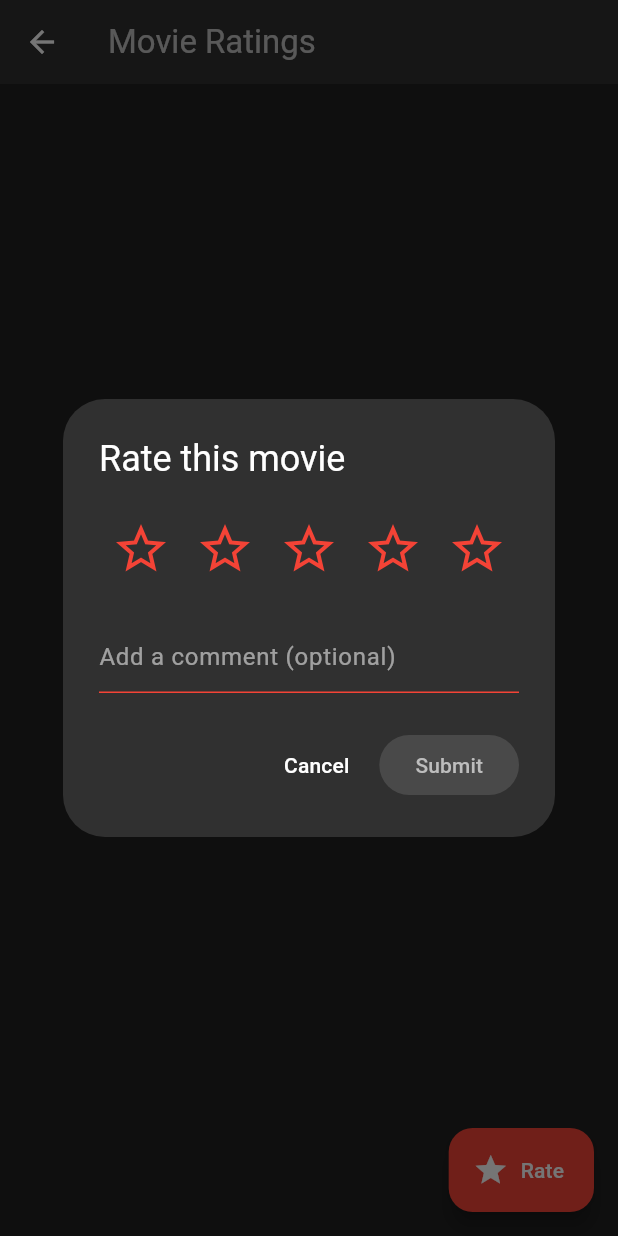
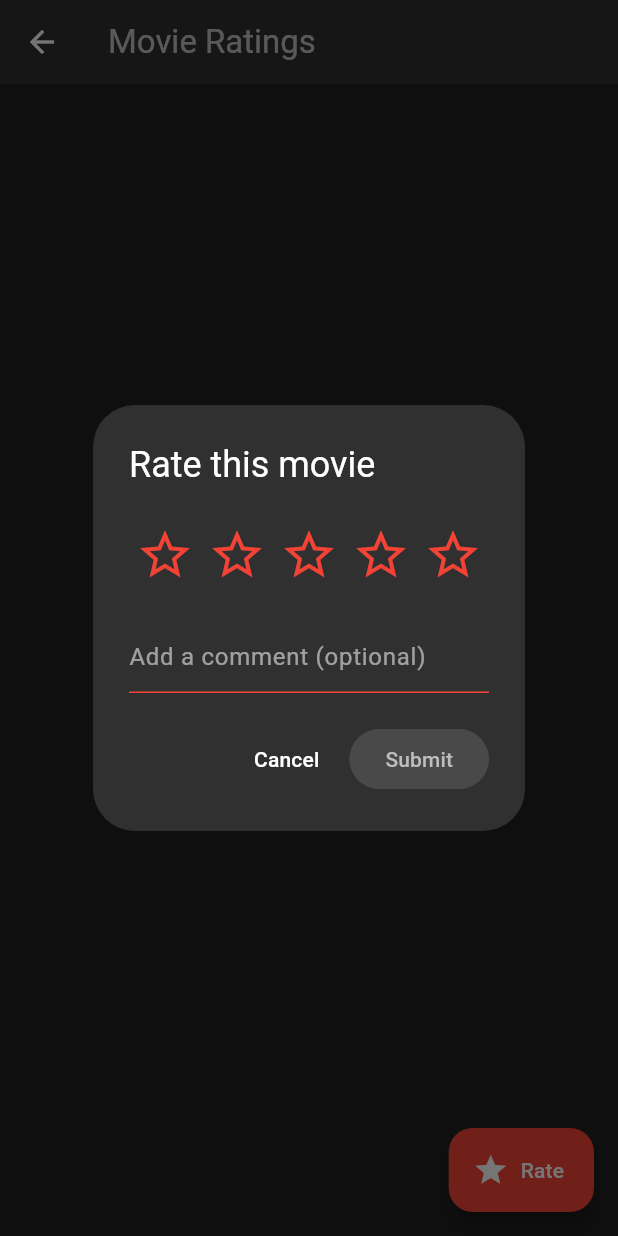
Before and after one commit to NedzmijaMuminovic/CinemaNow, a Flutter app: the MovieRatingsScreen screen opened directly with empty values, after a tap on "Rate", on a phone screen of 412 x 824 dp. Run offline on Flutter 3.47's test engine with Material 3 defaults, Android fonts, the phone set to English and light mode, and no system bars; our stand-ins replace fl_chart, flutter_dotenv, image_picker, multi_select_flutter, pdf, printing and 1 more; missing offline and left inert: flutter_stripe; accounts and stored records are empty; network calls fail.

Commit message:
update ui

```diff
--- a/CinemaNow/CinemaNow.API/Properties/launchSettings.json
+++ b/CinemaNow/CinemaNow.API/Properties/launchSettings.json
@@ -8,7 +8,7 @@
         "ASPNETCORE_ENVIRONMENT": "Development"
       },
       "dotnetRunMessages": true,
-      "applicationUrl": "http://localhost:5199"
+      "applicationUrl": "http://0.0.0.0:5199"
     },
     "https": {
       "commandName": "Project",
--- a/CinemaNow/UI/cinemanow_desktop/lib/screens/login_screen.dart
+++ b/CinemaNow/UI/cinemanow_desktop/lib/screens/login_screen.dart
@@ -169,7 +169,7 @@ class _LoginPageState extends State<LoginPage> {
                               ),
                             ),
                           ),
-                          const SizedBox(height: 10.0),
+                          const SizedBox(height: 20.0),
                           Row(
                             mainAxisAlignment: MainAxisAlignment.center,
                             children: [
--- a/CinemaNow/UI/cinemanow_mobile/lib/providers/base_provider.dart
+++ b/CinemaNow/UI/cinemanow_mobile/lib/providers/base_provider.dart
@@ -100,7 +100,7 @@ abstract class BaseProvider<T> with ChangeNotifier {
     } else if (response.statusCode == 401) {
       throw Exception("Unauthorized");
     } else {
-      throw Exception("Something bad happened, please try again");
+      throw Exception("Error ${response.statusCode}: ${response.reasonPhrase}");
     }
   }
 
--- a/CinemaNow/UI/cinemanow_mobile/lib/screens/login_screen.dart
+++ b/CinemaNow/UI/cinemanow_mobile/lib/screens/login_screen.dart
@@ -170,7 +170,7 @@ class _LoginPageState extends State<LoginPage> {
                               ),
                             ),
                           ),
-                          const SizedBox(height: 10.0),
+                          const SizedBox(height: 20.0),
                           Row(
                             mainAxisAlignment: MainAxisAlignment.center,
                             children: [
--- a/CinemaNow/UI/cinemanow_mobile/lib/screens/movie_ratings_screen.dart
+++ b/CinemaNow/UI/cinemanow_mobile/lib/screens/movie_ratings_screen.dart
@@ -52,7 +52,15 @@ class _MovieRatingsScreenState extends State<MovieRatingsScreen> {
     try {
       final ratingProvider = context.read<RatingProvider>();
       final ratings = await ratingProvider.getByMovieId(widget.movieId);
-      return ratings..sort((a, b) => b.id!.compareTo(a.id!));
+      final currentUserId = AuthProvider.userId;
+
+      ratings.sort((a, b) {
+        if (a.userId == currentUserId) return -1;
+        if (b.userId == currentUserId) return 1;
+        return b.id!.compareTo(a.id!);
+      });
+
+      return ratings;
     } catch (e) {
       return [];
     }
@@ -200,16 +208,26 @@ class _MovieRatingsScreenState extends State<MovieRatingsScreen> {
                             child: Column(
                               crossAxisAlignment: CrossAxisAlignment.start,
                               children: [
-                                Row(children: [
-                                  Text(
+                                Row(
+                                  crossAxisAlignment: CrossAxisAlignment.center,
+                                  children: [
+                                    Expanded(
+                                      child: Text(
                                         '${rating.user?.name ?? ''} ${rating.user?.surname ?? ''}',
                                         style: const TextStyle(
                                             color: Colors.white,
                                             fontWeight: FontWeight.bold),
+                                        overflow: TextOverflow.ellipsis,
+                                        maxLines: 1,
                                       ),
-                                  const Spacer(),
+                                    ),
+                                    SizedBox(
+                                      width: 100,
+                                      child:
                                           _buildStarRating(rating.value ?? 0),
-                                ]),
+                                    ),
+                                  ],
+                                ),
                                 if (rating.comment != null &&
                                     rating.comment!.isNotEmpty) ...[
                                   const SizedBox(height: 8),
@@ -375,24 +393,41 @@ class _MovieRatingsScreenState extends State<MovieRatingsScreen> {
       int? ratingId}) async {
     int rating = initialRating;
     String comment = initialComment;
+    TextEditingController commentController =
+        TextEditingController(text: initialComment);
 
     await showDialog(
       context: context,
       builder: (BuildContext context) {
+        double screenWidth = MediaQuery.of(context).size.width;
+        double starSize = (screenWidth < 360) ? 30 : 40;
+        double dialogPadding = (screenWidth < 360) ? 8.0 : 24.0;
+
         return StatefulBuilder(builder: (context, setState) {
+          if (commentController.text.isEmpty && initialComment.isNotEmpty) {
+            commentController.text = initialComment;
+          }
           return AlertDialog(
             backgroundColor: Colors.grey[850],
             title: Text(
               ratingId != null ? 'Edit your rating' : 'Rate this movie',
               style: const TextStyle(color: Colors.white),
             ),
-            content: Column(
+            contentPadding:
+                EdgeInsets.symmetric(horizontal: dialogPadding, vertical: 20),
+            content: SingleChildScrollView(
+              child: Column(
                 mainAxisSize: MainAxisSize.min,
                 children: [
-                Row(
+                  SingleChildScrollView(
+                    scrollDirection: Axis.horizontal,
+                    child: Row(
                       mainAxisAlignment: MainAxisAlignment.center,
                       children: List.generate(5, (index) {
                         return IconButton(
+                          padding: const EdgeInsets.symmetric(horizontal: 4),
+                          constraints: BoxConstraints(
+                              minWidth: starSize, minHeight: starSize),
                           icon: Icon(
                             index < rating ? Icons.star : Icons.star_border,
                             color: Colors.red,
@@ -405,6 +440,7 @@ class _MovieRatingsScreenState extends State<MovieRatingsScreen> {
                           },
                         );
                       }),
+                    ),
                   ),
                   const SizedBox(height: 20),
                   TextField(
@@ -420,12 +456,13 @@ class _MovieRatingsScreenState extends State<MovieRatingsScreen> {
                       ),
                     ),
                     cursorColor: Colors.red,
-                  controller: TextEditingController(text: initialComment),
+                    controller: commentController,
                     onChanged: (value) {
                       comment = value;
                     },
                   ),
                 ],
+              ),
             ),
             actions: [
               TextButton(
--- a/CinemaNow/UI/cinemanow_mobile/lib/screens/register_screen.dart
+++ b/CinemaNow/UI/cinemanow_mobile/lib/screens/register_screen.dart
@@ -398,7 +398,7 @@ class _RegisterScreenState extends State<RegisterScreen> {
                             ),
                           ),
                         ),
-                        const SizedBox(height: 10.0),
+                        const SizedBox(height: 20.0),
                         Row(
                           mainAxisAlignment: MainAxisAlignment.center,
                           children: [
```
Also changed, not shown: CinemaNow/UI/cinemanow_desktop/lib/screens/register_screen.dart (+17 -9 lines), CinemaNow/UI/cinemanow_mobile/lib/screens/user_screening_list_screen.dart (+20 -15 lines), CinemaNow/UI/cinemanow_mobile/lib/widgets/common_widgets.dart (+14 -6 lines), 1 other file. Lines whose indentation alone changed are shown as unchanged.
